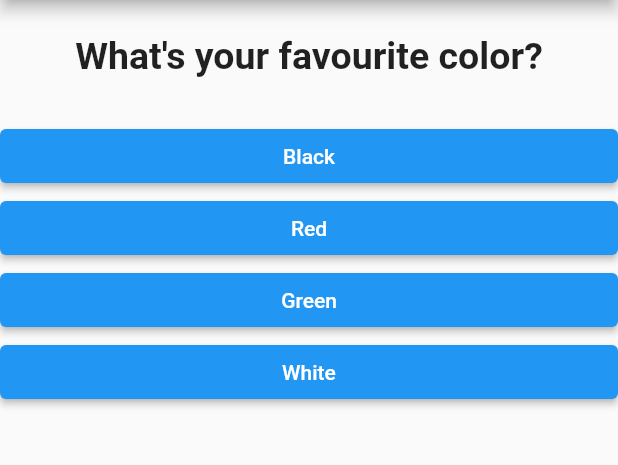
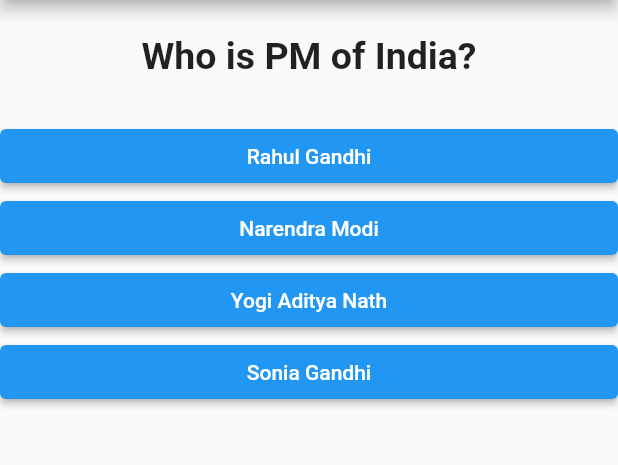
Before and after one commit to kishanSindhi/flutterQuizApp, a Flutter app: the screen it shows after launch, on a phone screen of 412 x 824 dp, the part 84-549 px from its top. Run offline on Flutter 3.47's test engine with Material 2 defaults, Android fonts, the phone set to English and light mode, and no system bars.

Commit message:
updated Questions

```diff
--- a/lib/main.dart
+++ b/lib/main.dart
@@ -12,30 +12,31 @@ class MyApp extends StatefulWidget {
 class _MyAppState extends State<MyApp> {
   final _que = [
     {
-      "questionText": "What's your favourite color?",
+      "questionText": "Who is PM of India?",
       "answerText": [
-        {"text": "Black", "score": 10},
-        {"text": "Red", "score": 5},
-        {"text": "Green", "score": 3},
-        {"text": "White", "score": 1},
+        {"text": "Rahul Gandhi", "score": 0},
+        {"text": "Narendra Modi", "score": 1},
+        {"text": "Yogi Aditya Nath", "score": 0},
+        {"text": "Sonia Gandhi", "score": 0},
       ],
     },
     {
-      "questionText": "What's your favourite animal?",
+      "questionText": "Currency of India is...",
       "answerText": [
-        {"text": "Rabbit", "score": 10},
-        {"text": "Lion", "score": 5},
-        {"text": "Tiger", "score": 3},
-        {"text": "Peacock", "score": 1},
+        {"text": "Dollar", "score": 0},
+        {"text": "Yen", "score": 0},
+        {"text": "Rupees", "score": 1},
+        {"text": "Pound", "score": 0},
       ],
     },
     {
-      "questionText": "Which is your favourite MCU character?",
+      "questionText":
+          "Find the similar relation: Court : Justice :: School : ?",
       "answerText": [
-        {"text": "RDJ", "score": 1},
-        {"text": "Cap", "score": 1},
-        {"text": "Black Widow", "score": 1},
-        {"text": "Hulk", "score": 1},
+        {"text": "Teacher", "score": 0},
+        {"text": "Headmaster", "score": 0},
+        {"text": "Education", "score": 1},
+        {"text": "Student", "score": 0},
       ],
     },
   ];
--- a/lib/result.dart
+++ b/lib/result.dart
@@ -7,16 +7,7 @@ class Result extends StatelessWidget {
   const Result(this.resultScore, this.resetHandler);
 
   String get resultPhrase {
-    String resultText;
-    if (resultScore <= 8) {
-      resultText = "You are awesome and innocent";
-    } else if (resultScore <= 12) {
-      resultText = "You are pretty likeable";
-    } else if (resultScore <= 16) {
-      resultText = "You are strange";
-    } else {
-      resultText = "You are so bad";
-    }
+    String resultText = "Your score is ";
     return resultText;
   }
 
@@ -27,7 +18,7 @@ class Result extends StatelessWidget {
       child: Column(
         children: [
           Text(
-            "$resultPhrase because your score is $resultScore",
+            "$resultPhrase$resultScore",
             textAlign: TextAlign.center,
             style: TextStyle(
               fontWeight: FontWeight.bold,
```
